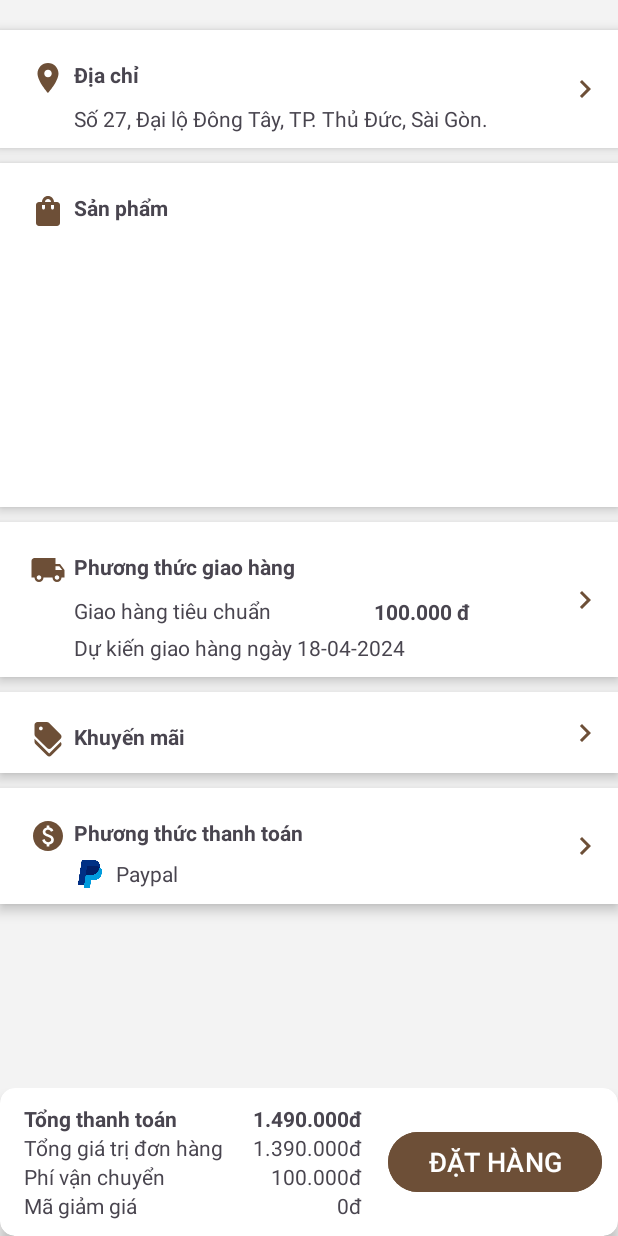
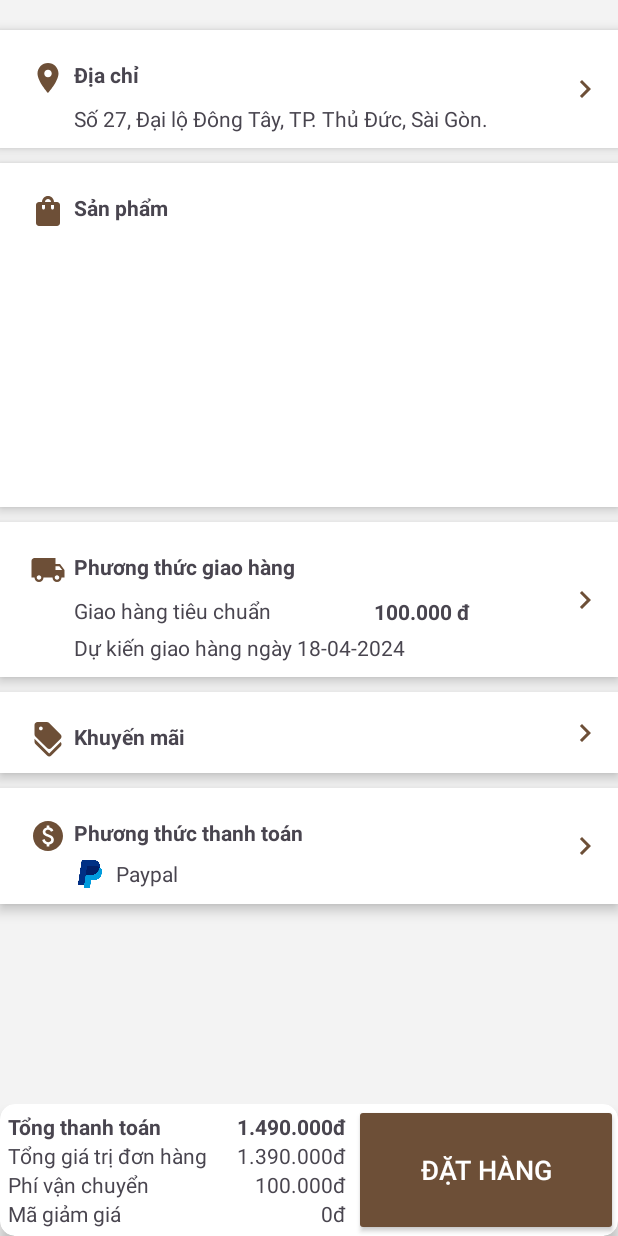
Before and after one commit to leos0509/DonotaMobileApp, an Android app: the layout activity_order_confirmation.xml on its own in the app's theme, with its tools: preview values and no code run, on a phone screen of 412 x 824 dp. Run offline under Robolectric (Android 15) with nearby library versions, the phone set to English and light mode, and no system bars.

Commit message:
button dat hang

```diff
--- a/app/src/main/AndroidManifest.xml
+++ b/app/src/main/AndroidManifest.xml
@@ -22,7 +22,7 @@
             android:name=".activities.AccountActivity"
             android:exported="false" />
         <activity
-            android:name=".activities.OrderConfirmation"
+            android:name=".activities.SplashScreenActivity"
             android:exported="false" />
         <activity
             android:name=".activities.ConfirmOtpScreen"
@@ -31,7 +31,7 @@
             android:name=".activities.MainActivity"
             android:exported="false" />
         <activity
-            android:name=".activities.SplashScreenActivity"
+            android:name=".activities.OrderConfirmation"
             android:exported="true">
             <intent-filter>
                 <action android:name="android.intent.action.MAIN" />
--- a/app/src/main/res/layout/activity_order_confirmation.xml
+++ b/app/src/main/res/layout/activity_order_confirmation.xml
@@ -308,16 +308,11 @@
         <LinearLayout
             android:layout_width="match_parent"
             android:layout_height="wrap_content"
-            android:layout_margin="5dp"
-            android:orientation="horizontal"
-            android:paddingLeft="5dp"
-            android:paddingRight="5dp"
-            android:weightSum="10">
+            android:orientation="horizontal">
 
             <TableLayout
                 android:layout_width="wrap_content"
                 android:layout_height="wrap_content"
-                android:layout_weight="7"
                 android:padding="5dp">
 
                 <TableRow
@@ -401,14 +396,14 @@
                 </TableRow>
             </TableLayout>
 
-            <Button
+            <androidx.appcompat.widget.AppCompatButton
                 android:id="@+id/button"
-                android:layout_width="wrap_content"
-                android:layout_height="wrap_content"
+                android:layout_width="match_parent"
+                android:layout_height="match_parent"
                 android:layout_gravity="center"
-                android:layout_weight="3"
                 android:backgroundTint="@color/primary1"
                 android:text="ĐẶT HÀNG"
+                android:textColor="@color/white"
                 android:textAlignment="center"
                 android:textSize="18sp" />
 
```
